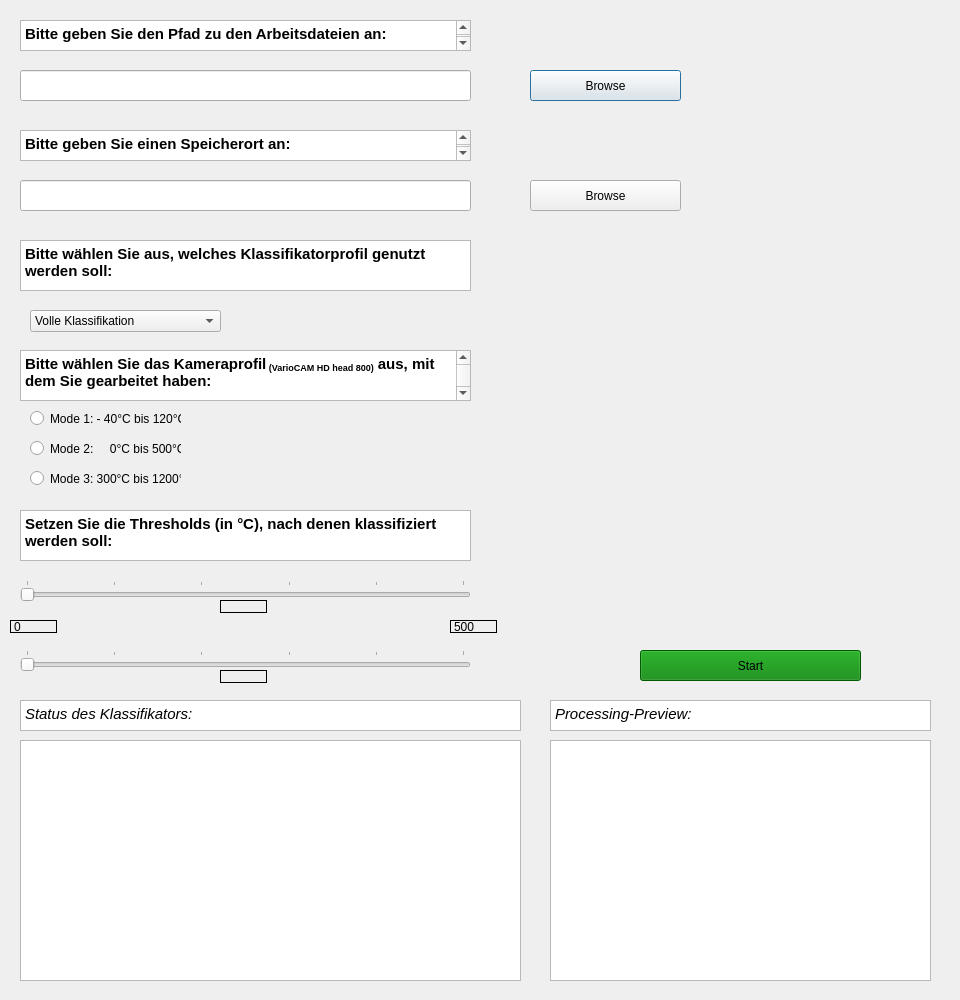
This is Classificator.ui in Zud0taki/TIR_Classificator as Qt 5 draws it before an edit. The edited form follows.
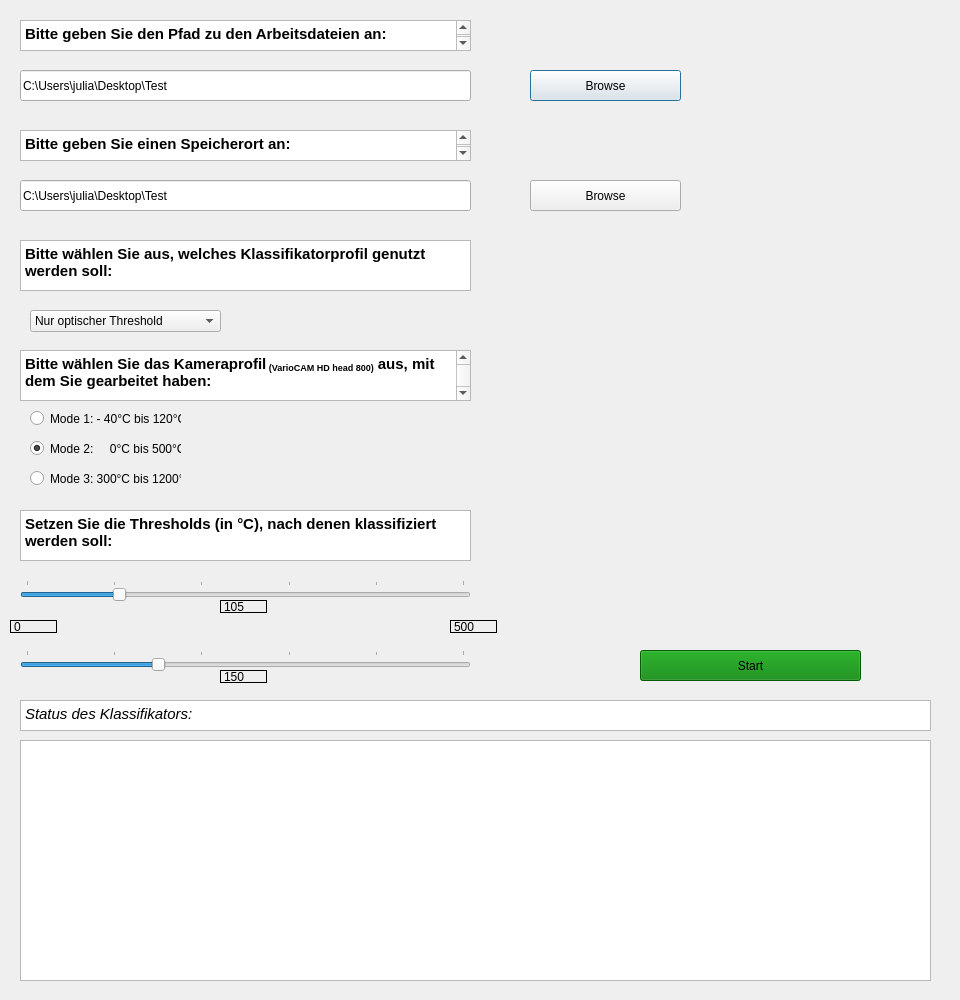
This is the edited form.

The edit to the form file:
```diff
--- a/Classificator.ui
+++ b/Classificator.ui
@@ -22,6 +22,9 @@
      <height>31</height>
     </rect>
    </property>
+   <property name="text">
+    <string>C:\Users\julia\Desktop\Test</string>
+   </property>
   </widget>
   <widget class="QPushButton" name="_browse_files_btn">
    <property name="geometry">
@@ -44,7 +47,7 @@
     <rect>
      <x>20</x>
      <y>740</y>
-     <width>501</width>
+     <width>911</width>
      <height>241</height>
     </rect>
    </property>
@@ -489,7 +492,7 @@
     <rect>
      <x>20</x>
      <y>700</y>
-     <width>501</width>
+     <width>911</width>
      <height>31</height>
     </rect>
    </property>
@@ -513,6 +516,9 @@
    <property name="maximum">
     <number>500</number>
    </property>
+   <property name="value">
+    <number>105</number>
+   </property>
    <property name="orientation">
     <enum>Qt::Horizontal</enum>
    </property>
@@ -603,6 +609,9 @@
    <property name="text">
     <string>Mode 2:     0°C bis 500°C</string>
    </property>
+   <property name="checked">
+    <bool>true</bool>
+   </property>
   </widget>
   <widget class="QRadioButton" name="_profile3_radio">
    <property name="geometry">
@@ -643,6 +652,9 @@
      <height>22</height>
     </rect>
    </property>
+   <property name="currentIndex">
+    <number>1</number>
+   </property>
    <item>
     <property name="text">
      <string>Volle Klassifikation</string>
@@ -683,7 +695,7 @@
     <enum>QFrame::Box</enum>
    </property>
    <property name="text">
-    <string/>
+    <string>105</string>
    </property>
   </widget>
   <widget class="QLabel" name="_upperbound_label">
@@ -711,6 +723,9 @@
      <height>31</height>
     </rect>
    </property>
+   <property name="text">
+    <string>C:\Users\julia\Desktop\Test</string>
+   </property>
   </widget>
   <widget class="QTextBrowser" name="_output_request">
    <property name="geometry">
@@ -759,6 +774,9 @@
    <property name="maximum">
     <number>500</number>
    </property>
+   <property name="value">
+    <number>150</number>
+   </property>
    <property name="orientation">
     <enum>Qt::Horizontal</enum>
    </property>
@@ -782,34 +800,7 @@
     <enum>QFrame::Box</enum>
    </property>
    <property name="text">
-    <string/>
-   </property>
-  </widget>
-  <widget class="QGraphicsView" name="_processing_preview">
-   <property name="geometry">
-    <rect>
-     <x>550</x>
-     <y>740</y>
-     <width>381</width>
-     <height>241</height>
-    </rect>
-   </property>
-  </widget>
-  <widget class="QTextBrowser" name="_preview_field">
-   <property name="geometry">
-    <rect>
-     <x>550</x>
-     <y>700</y>
-     <width>381</width>
-     <height>31</height>
-    </rect>
-   </property>
-   <property name="html">
-    <string>&lt;!DOCTYPE HTML PUBLIC &quot;-//W3C//DTD HTML 4.0//EN&quot; &quot;http://www.w3.org/TR/REC-html40/strict.dtd&quot;&gt;
-&lt;html&gt;&lt;head&gt;&lt;meta name=&quot;qrichtext&quot; content=&quot;1&quot; /&gt;&lt;style type=&quot;text/css&quot;&gt;
-p, li { white-space: pre-wrap; }
-&lt;/style&gt;&lt;/head&gt;&lt;body style=&quot; font-family:'MS Shell Dlg 2'; font-size:8.25pt; font-weight:400; font-style:normal;&quot;&gt;
-&lt;p style=&quot; margin-top:0px; margin-bottom:0px; margin-left:0px; margin-right:0px; -qt-block-indent:0; text-indent:0px;&quot;&gt;&lt;span style=&quot; font-size:11pt; font-style:italic;&quot;&gt;Processing-Preview:&lt;/span&gt;&lt;/p&gt;&lt;/body&gt;&lt;/html&gt;</string>
+    <string>150</string>
    </property>
   </widget>
  </widget>
```
Left out of the diff: 27 changed lines with no effect on the pictures.
